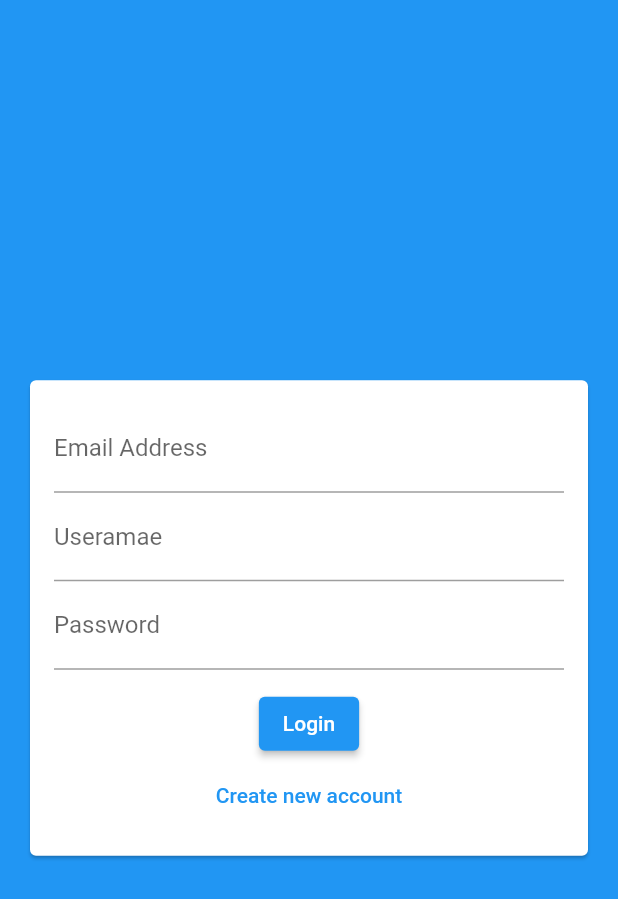
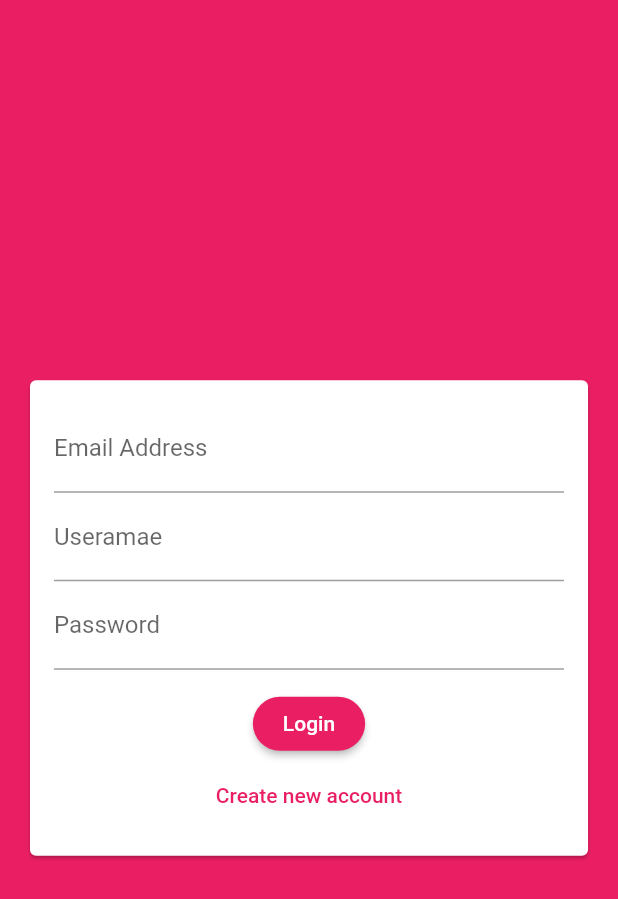
Before and after one commit to Tolulope05/tee_chat_app, a Flutter app: the screen it shows after launch, on a phone screen of 412 x 824 dp. Shown: the top 899 px of the screen. Run offline on Flutter 3.47's test engine with Material 2 defaults, Android fonts, the phone set to English and light mode, and no system bars; our stand-ins replace cloud_firestore, firebase_core; accounts and stored records are empty.

Commit message:
added an app theme

```diff
--- a/lib/main.dart
+++ b/lib/main.dart
@@ -18,7 +18,31 @@ class MyApp extends StatelessWidget {
     return MaterialApp(
       title: 'Tee Chat',
       theme: ThemeData(
-        primarySwatch: Colors.blue,
+        backgroundColor: Colors.pink,
+        colorScheme: ColorScheme.fromSwatch(primarySwatch: Colors.pink)
+            .copyWith(secondary: Colors.yellow),
+        textButtonTheme: TextButtonThemeData(
+          style: TextButton.styleFrom(
+            shape: const RoundedRectangleBorder(
+              borderRadius: BorderRadius.all(Radius.circular(20)),
+            ),
+          ),
+        ),
+        elevatedButtonTheme: ElevatedButtonThemeData(
+          style: TextButton.styleFrom(
+            shape: const RoundedRectangleBorder(
+              borderRadius: BorderRadius.all(Radius.circular(20)),
+            ),
+            padding: const EdgeInsets.symmetric(horizontal: 20),
+          ),
+        ),
+        outlinedButtonTheme: OutlinedButtonThemeData(
+          style: TextButton.styleFrom(
+            shape: const RoundedRectangleBorder(
+              borderRadius: BorderRadius.all(Radius.circular(20)),
+            ),
+          ),
+        ),
       ),
       home: const AuthScreen(),
       debugShowCheckedModeBanner: false,
--- a/lib/screens/auth_screen.dart
+++ b/lib/screens/auth_screen.dart
@@ -13,7 +13,7 @@ class _AuthScreenState extends State<AuthScreen> {
   @override
   Widget build(BuildContext context) {
     return Scaffold(
-      backgroundColor: Theme.of(context).primaryColor,
+      backgroundColor: Theme.of(context).colorScheme.primary,
       body: const AuthForm(),
     );
   }
```
